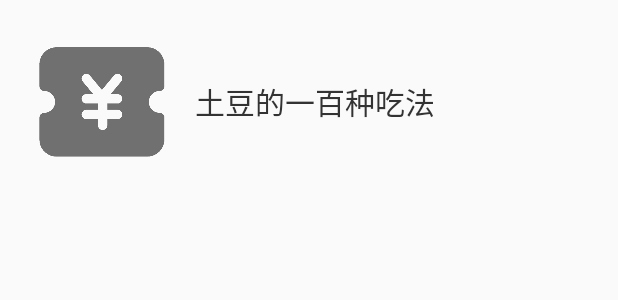
After one commit to SakyaZsl/JingEr, an Android app: the layout item_eat.xml on its own in the app's theme, with its tools: preview values and no code run, on a phone screen of 412 x 824 dp. The commit adds this screen. Shown: the top 300 px of the screen. Run offline under Robolectric (Android 15) with nearby library versions, the light colour scheme and no system bars.

Commit message:
吃喝玩乐的提交

```diff
--- a/app/src/main/java/com/zlj/jinger/adapter/EatWhatAdapter2.kt
+++ b/app/src/main/java/com/zlj/jinger/adapter/EatWhatAdapter2.kt
@@ -9,8 +9,6 @@ import androidx.recyclerview.widget.RecyclerView
 import com.zlj.jinger.R
 
 class EatWhatAdapter2 (var context: Context,var mDataList: List<String>): RecyclerView.Adapter<EatWhatAdapter2.MyViewHolder>() {
-
-
 
     override fun onCreateViewHolder(parent: ViewGroup, viewType: Int): MyViewHolder {
         var view=LayoutInflater.from(context).inflate(R.layout.item_ear_what,parent,false)
@@ -33,6 +31,4 @@ class EatWhatAdapter2 (var context: Context,var mDataList: List<String>): Recycl
     }
 
 
-
-
 }
--- a/app/src/main/res/layout/fragment_eat.xml
+++ b/app/src/main/res/layout/fragment_eat.xml
@@ -13,7 +13,13 @@
         android:layout_width="match_parent"
         android:layout_height="wrap_content"/>
 
+    <androidx.recyclerview.widget.RecyclerView
+        android:id="@+id/rvEatWhat"
+        android:layout_width="match_parent"
+        android:layout_height="match_parent"/>
+
     <WebView
+        android:visibility="gone"
         android:id="@+id/wvEat"
         android:layout_width="match_parent"
         android:layout_height="match_parent"/>
--- /dev/null
+++ b/app/src/main/res/layout/item_eat.xml
@@ -0,0 +1,28 @@
+<?xml version="1.0" encoding="utf-8"?>
+<LinearLayout
+    xmlns:android="http://schemas.android.com/apk/res/android"
+    android:layout_width="match_parent"
+    android:orientation="horizontal"
+    android:padding="18dp"
+    android:gravity="center_vertical"
+    android:layout_height="wrap_content">
+
+    <ImageView
+        android:id="@+id/ivEatWhat"
+        android:src="@drawable/icon_enjoy_select"
+        android:scaleType="fitXY"
+        android:layout_width="100dp"
+        android:layout_height="100dp"/>
+
+    <TextView
+        android:id="@+id/tvEatWhat"
+        android:layout_marginLeft="12dp"
+        android:text="土豆的一百种吃法"
+        android:textColor="@color/text_color_dark"
+        android:textSize="@dimen/text_size_big"
+        android:layout_width="wrap_content"
+        android:layout_height="wrap_content"/>
+
+
+
+</LinearLayout>
```
Also changed, not shown: app/src/main/java/com/zlj/jinger/adapter/EatAdapter.kt (added, +32 -0 lines), app/src/main/java/com/zlj/jinger/fragment/EatFragment.kt (+18 -42 lines), app/src/main/res/drawable-xxhdpi/icon_eat_five.jpg (added), app/src/main/res/drawable-xxhdpi/icon_eat_four.jpg (added), app/src/main/res/drawable-xxhdpi/icon_eat_one.jpeg (added), app/src/main/res/drawable-xxhdpi/icon_eat_three.jpg (added), app/src/main/res/drawable-xxhdpi/icon_eat_two.jpeg (added).
